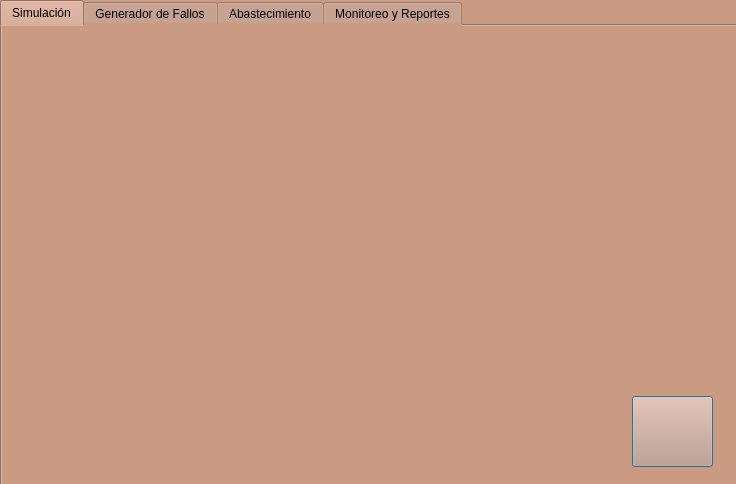
First picture: the form in ProyectoUnoOperativos/ventanasimulacion.ui, repository nws18/ProyectoUnoOperativos, before the edit.
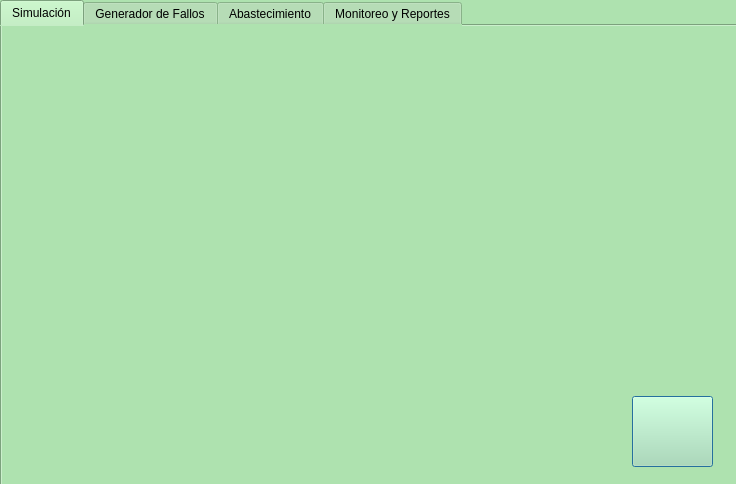
Second picture: the form after the edit. The open tabs and pages were chosen to show the change. Icons and pictures are not drawn.

```diff
--- a/ProyectoUnoOperativos/ventanasimulacion.ui
+++ b/ProyectoUnoOperativos/ventanasimulacion.ui
@@ -14,7 +14,7 @@
    <string>Simulación</string>
   </property>
   <property name="styleSheet">
-   <string notr="true">background-color: rgb(203, 154, 130);</string>
+   <string notr="true">background-color: rgb(174, 226, 175);</string>
   </property>
   <widget class="QTabWidget" name="tabWidget">
    <property name="geometry">
@@ -35,7 +35,7 @@
     <string notr="true"/>
    </property>
    <property name="styleSheet">
-    <string notr="true">background-color: rgb(203, 154, 130);</string>
+    <string notr="true">background-color: rgb(174, 226, 175);</string>
    </property>
    <property name="currentIndex">
     <number>2</number>
```
Left out of the diff: 2 changed lines with no effect on the pictures.
